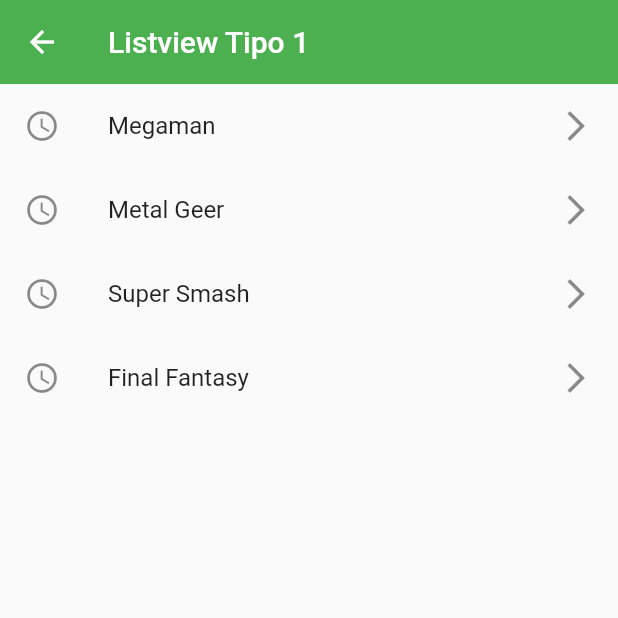
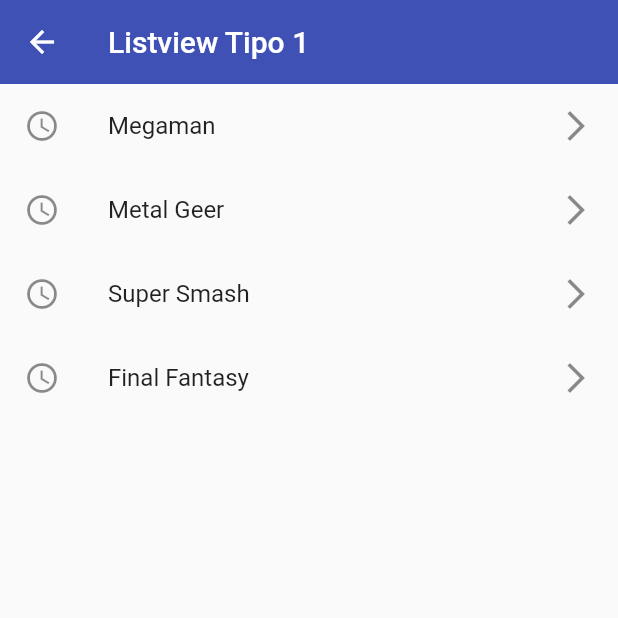
Before and after one commit to Area-Flutter/CardFlutter, a Flutter app: the screen it shows after launch, after a tap on "List View Screen", on a phone screen of 412 x 824 dp, the top half of it. Run offline on Flutter 3.47's test engine with Material 2 defaults, Android fonts, the phone set to English and light mode, and no system bars; network calls fail.

```diff
--- a/lib/router/app_routes.dart
+++ b/lib/router/app_routes.dart
@@ -1,3 +1,4 @@
+import 'package:fl_components/screens/animared_screen.dart';
 import 'package:flutter/material.dart';
 
 import '../models/menu_option.dart';
@@ -7,11 +8,11 @@ class AppRoutes {
   static const initialRoute = 'home';
 
   static final menuOptions = <MenuOption>[
-    MenuOption(
-        route: 'home',
-        name: 'Home Screen',
-        screen: const HomeScreen(),
-        icon: Icons.home),
+    // MenuOption(
+    //     route: 'home',
+    //     name: 'Home Screen',
+    //     screen: const HomeScreen(),
+    //     icon: Icons.home),
     MenuOption(
         route: 'listview1',
         name: 'List View Screen',
@@ -32,6 +33,21 @@ class AppRoutes {
         name: 'Card View Screen 2',
         screen: const CardScreen(),
         icon: Icons.credit_card),
+    MenuOption(
+        route: 'avatar',
+        name: 'Avatar Screen',
+        screen: const AvatarScreen(),
+        icon: Icons.supervised_user_circle),
+    MenuOption(
+        route: 'animated',
+        name: 'Animated Screen',
+        screen: const AnimatedScreen(),
+        icon: Icons.play_circle_outline_rounded),
+    MenuOption(
+        route: 'input',
+        name: 'Input Screen',
+        screen: const InputScreen(),
+        icon: Icons.input_rounded)
   ];
 
   // static Map<String, Widget Function(BuildContext)> routes = {
@@ -43,6 +59,7 @@ class AppRoutes {
   // };
   static Map<String, Widget Function(BuildContext)> getAppRoutes() {
     Map<String, Widget Function(BuildContext)> appRoutes = {};
+    appRoutes.addAll({'home': (BuildContext context) => const HomeScreen()});
 
     for (final option in menuOptions) {
       appRoutes.addAll({option.route: (BuildContext context) => option.screen});
--- a/lib/screens/screens.dart
+++ b/lib/screens/screens.dart
@@ -1,5 +1,7 @@
 export 'package:fl_components/screens/alert_screen.dart';
+export 'package:fl_components/screens/avatar_screen.dart';
 export 'package:fl_components/screens/card_screen.dart';
+export 'package:fl_components/screens/home_screen.dart';
 export 'package:fl_components/screens/listview1_screen.dart';
 export 'package:fl_components/screens/listview2_screen.dart';
-export 'package:fl_components/screens/home_screen.dart';
+export 'package:fl_components/screens/input_screen.dart';
--- a/lib/themes/app_theme.dart
+++ b/lib/themes/app_theme.dart
@@ -1,13 +1,45 @@
 import 'package:flutter/material.dart';
 
 class AppTheme {
-  static const Color primary = Colors.green;
+  static const Color primary = Colors.indigo;
 
   static final ThemeData lightTheme = ThemeData.light().copyWith(
       //Color primario
       primaryColor: Colors.indigo,
+
       //AppBar Theme
-      appBarTheme: const AppBarTheme(color: primary, elevation: 0));
+      appBarTheme: const AppBarTheme(color: primary, elevation: 0),
+
+      //TextButton Theme
+      textButtonTheme:
+          TextButtonThemeData(style: TextButton.styleFrom(primary: primary)),
+      floatingActionButtonTheme:
+          const FloatingActionButtonThemeData(backgroundColor: primary),
+      elevatedButtonTheme: ElevatedButtonThemeData(
+        style: ElevatedButton.styleFrom(
+            primary: Colors.indigo, shape: const StadiumBorder(), elevation: 0),
+      ),
+      inputDecorationTheme:
+          const InputDecorationTheme(
+            floatingLabelStyle: TextStyle(color: primary),
+            enabledBorder: OutlineInputBorder(
+              borderSide: BorderSide(color: primary),
+              borderRadius: BorderRadius.only(bottomLeft: Radius.circular(10), topRight: Radius.circular(10))
+            ),
+
+            focusedBorder: OutlineInputBorder(
+              borderSide: BorderSide(color: primary),
+              borderRadius: BorderRadius.only(bottomLeft: Radius.circular(10), topRight: Radius.circular(10))
+            ),
+
+            border: OutlineInputBorder(
+              borderRadius: BorderRadius.only(bottomLeft: Radius.circular(10), topRight: Radius.circular(10))
+            ),
+
+
+
+          )
+      );
 
   static final ThemeData darkTheme = ThemeData.dark().copyWith(
       //Color primario
--- a/lib/widgets/widgets.dart
+++ b/lib/widgets/widgets.dart
@@ -1 +1,4 @@
+
 export 'package:fl_components/widgets/custom_card_type_1.dart';
+export 'package:fl_components/widgets/custom_card_type_2.dart';
+export 'package:fl_components/widgets/custom_input_field.dart';
--- a/pubspec.yaml
+++ b/pubspec.yaml
@@ -58,8 +58,8 @@ flutter:
   uses-material-design: true
 
   # To add assets to your application, add an assets section, like this:
-  # assets:
-  #   - images/a_dot_burr.jpeg
+  assets:
+    - assets/
   #   - images/a_dot_ham.jpeg
 
   # An image asset can refer to one or more resolution-specific "variants", see
```
Also changed, not shown: lib/screens/alert_screen.dart (+76 -2 lines), lib/screens/animared_screen.dart (added, +51 -0 lines), lib/screens/avatar_screen.dart (added, +31 -0 lines), lib/screens/card_screen.dart (+23 -5 lines), lib/screens/input_screen.dart (added, +23 -0 lines), lib/widgets/custom_card_type_1.dart (+15 -2 lines), lib/widgets/custom_card_type_2.dart (added, +38 -0 lines), lib/widgets/custom_input_field.dart (added, +58 -0 lines), assets/jar-loading.gif (added), assets/stan_lee.jpg (added).
